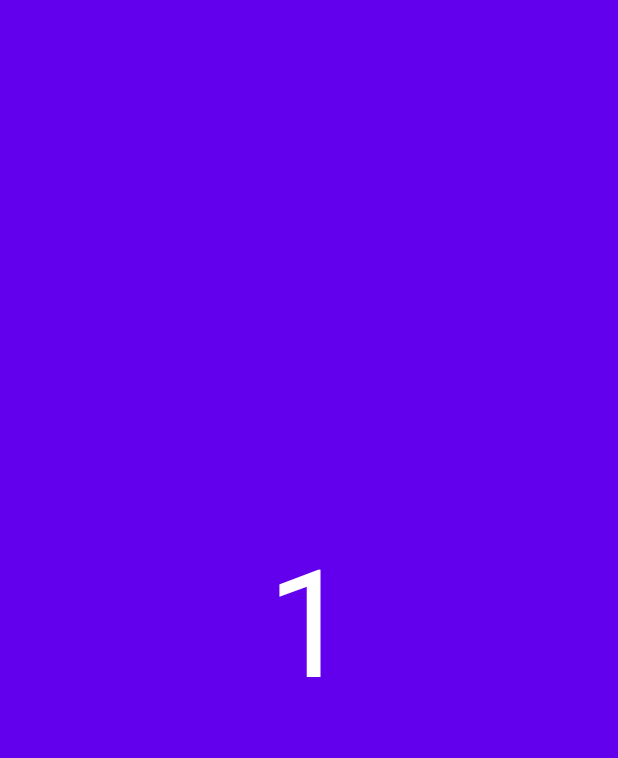
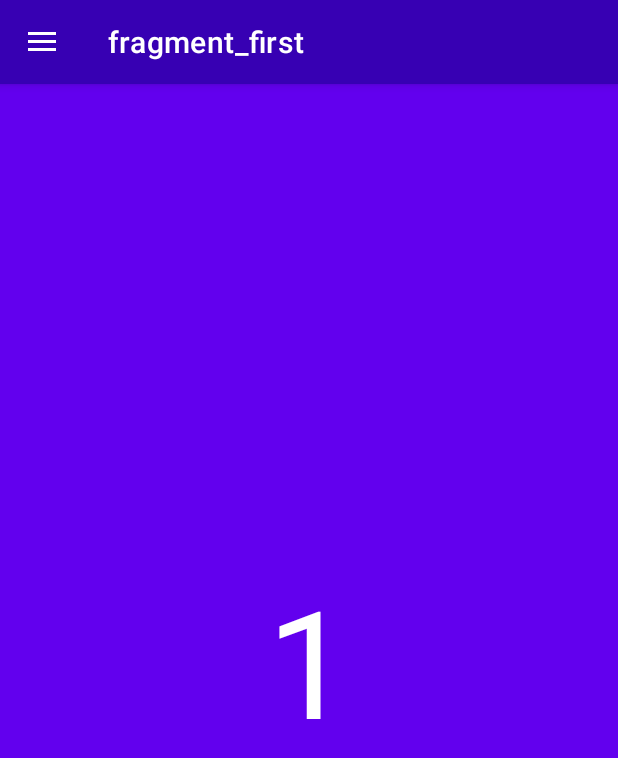
Before and after one commit to shlomogevim/Nav10, an Android app: the screen it shows after launch (MainActivity), on a phone screen of 412 x 824 dp. Shown: the top 758 px of the screen. Run offline under Robolectric (Android 15) with nearby library versions, the phone set to English and light mode, and no system bars; our stand-ins replace navigation-ui.

Commit message:
After Nav Drawer

```diff
--- a/app/src/main/AndroidManifest.xml
+++ b/app/src/main/AndroidManifest.xml
@@ -7,7 +7,7 @@
         android:icon="@mipmap/ic_launcher"
         android:label="@string/app_name"
         android:roundIcon="@mipmap/ic_launcher_round"
-        android:supportsRtl="true"
+
         android:theme="@style/Theme.Nav10">
         <activity android:name=".MainActivity">
             <intent-filter>
@@ -19,3 +19,4 @@
     </application>
 
 </manifest>
+   <!-- android:supportsRtl="true"-->
--- a/app/src/main/java/com/sg/nav10/MainActivity.kt
+++ b/app/src/main/java/com/sg/nav10/MainActivity.kt
@@ -1,11 +1,60 @@
 package com.sg.nav10
 
+import android.graphics.drawable.ColorDrawable
 import androidx.appcompat.app.AppCompatActivity
 import android.os.Bundle
+import androidx.drawerlayout.widget.DrawerLayout
+import androidx.navigation.NavController
+import androidx.navigation.findNavController
+import androidx.navigation.ui.AppBarConfiguration
+import androidx.navigation.ui.navigateUp
+import androidx.navigation.ui.setupActionBarWithNavController
+import androidx.navigation.ui.setupWithNavController
+import kotlinx.android.synthetic.main.activity_main.*
 
 class MainActivity : AppCompatActivity() {
+
+    private lateinit var navController: NavController
+    lateinit var drawerLayout: DrawerLayout
+    private lateinit var appBarConfiguration: AppBarConfiguration
+    private lateinit var listener:NavController.OnDestinationChangedListener
+
+
     override fun onCreate(savedInstanceState: Bundle?) {
         super.onCreate(savedInstanceState)
         setContentView(R.layout.activity_main)
+        navController = findNavController(R.id.fragment)
+        drawerLayout = findViewById(R.id.drawer_Layout)
+        navigationView.setupWithNavController(navController)
+
+        appBarConfiguration = AppBarConfiguration(navController.graph, drawerLayout)
+        setupActionBarWithNavController(navController, appBarConfiguration)
+
+        listener=NavController.OnDestinationChangedListener { controller, destination, arguments ->
+            if (destination.id==R.id.firstFragment){
+                supportActionBar?.setBackgroundDrawable(ColorDrawable(getColor(R.color.design_default_color_primary_dark)))
+            }else if (destination.id==R.id.secondFragment){
+                supportActionBar?.setBackgroundDrawable(ColorDrawable(getColor(R.color.design_default_color_secondary)))
+
+            }
+        }
+    }
+
+    override fun onResume() {
+        super.onResume()
+        navController.addOnDestinationChangedListener(listener)
+    }
+
+    override fun onPause() {
+        super.onPause()
+        navController.removeOnDestinationChangedListener(listener)
+
+    }
+
+    override fun onSupportNavigateUp(): Boolean {
+        val navController = findNavController(R.id.fragment)
+
+        return navController.navigateUp(appBarConfiguration)
+                || super.onSupportNavigateUp()
     }
 }
--- a/app/src/main/res/layout/activity_main.xml
+++ b/app/src/main/res/layout/activity_main.xml
@@ -1,22 +1,36 @@
 <?xml version="1.0" encoding="utf-8"?>
-<androidx.constraintlayout.widget.ConstraintLayout xmlns:android="http://schemas.android.com/apk/res/android"
+<androidx.drawerlayout.widget.DrawerLayout
+    xmlns:android="http://schemas.android.com/apk/res/android"
     xmlns:app="http://schemas.android.com/apk/res-auto"
     xmlns:tools="http://schemas.android.com/tools"
     android:layout_width="match_parent"
     android:layout_height="match_parent"
     tools:context=".MainActivity"
-    android:keepScreenOn="true">
+    android:id="@+id/drawer_Layout"
+    android:keepScreenOn="true"
 
-    <androidx.fragment.app.FragmentContainerView
-        android:id="@+id/fragmentContainerView"
+
+    >
+
+    <fragment
+        android:id="@+id/fragment"
         android:name="androidx.navigation.fragment.NavHostFragment"
         android:layout_width="0dp"
         android:layout_height="0dp"
-
         app:defaultNavHost="true"
         app:layout_constraintBottom_toBottomOf="parent"
         app:layout_constraintEnd_toEndOf="parent"
         app:layout_constraintStart_toStartOf="parent"
         app:layout_constraintTop_toTopOf="parent"
         app:navGraph="@navigation/my_nav" />
-</androidx.constraintlayout.widget.ConstraintLayout>
+
+    <com.google.android.material.navigation.NavigationView
+        android:id="@+id/navigationView"
+        android:layout_width="wrap_content"
+        android:layout_height="match_parent"
+        android:layout_gravity="start"
+        app:menu="@menu/drawer_menu"
+        />
+
+
+</androidx.drawerlayout.widget.DrawerLayout>
--- /dev/null
+++ b/app/src/main/res/menu/drawer_menu.xml
@@ -0,0 +1,10 @@
+<?xml version="1.0" encoding="utf-8"?>
+<menu xmlns:android="http://schemas.android.com/apk/res/android">
+
+    <item
+        android:id="@id/firstFragment"
+        android:title="Home" />
+    <item
+        android:id="@id/secondFragment"
+        android:title="SecondFragment" />
+</menu>
--- a/app/src/main/res/values/themes.xml
+++ b/app/src/main/res/values/themes.xml
@@ -1,6 +1,6 @@
 <resources xmlns:tools="http://schemas.android.com/tools">
     <!-- Base application theme. -->
-    <style name="Theme.Nav10" parent="Theme.MaterialComponents.DayNight.NoActionBar">
+    <style name="Theme.Nav10" parent="Theme.MaterialComponents.DayNight.DarkActionBar">
         <!-- Primary brand color. -->
         <item name="colorPrimary">@color/purple_500</item>
         <item name="colorPrimaryVariant">@color/purple_700</item>
```
